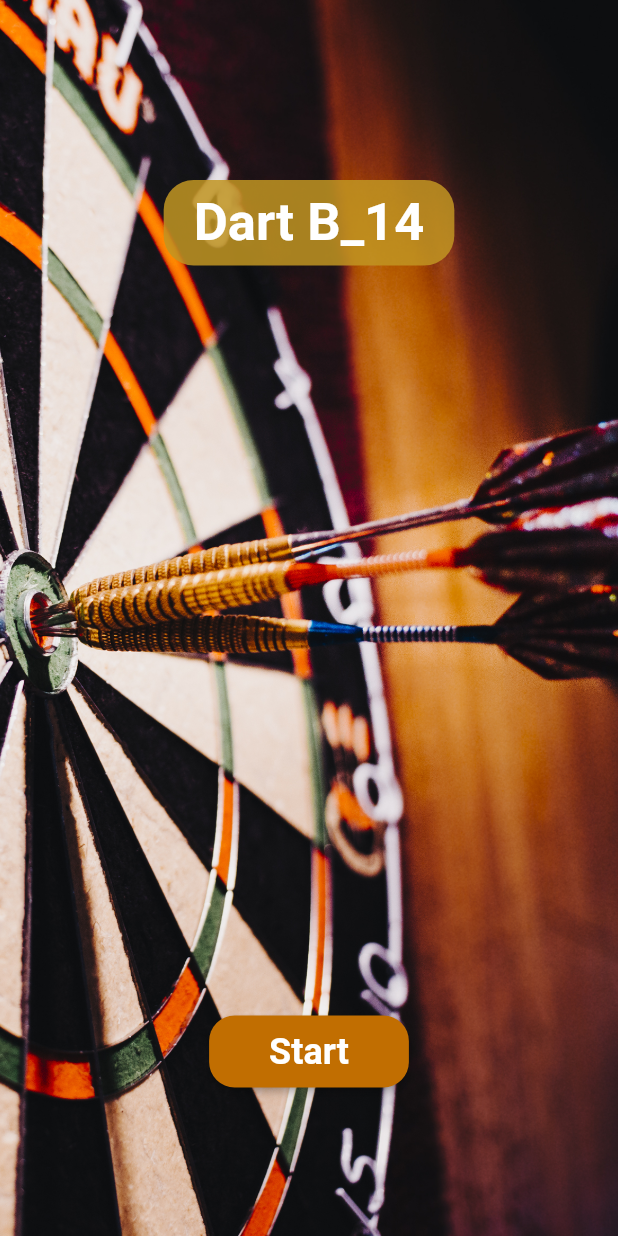
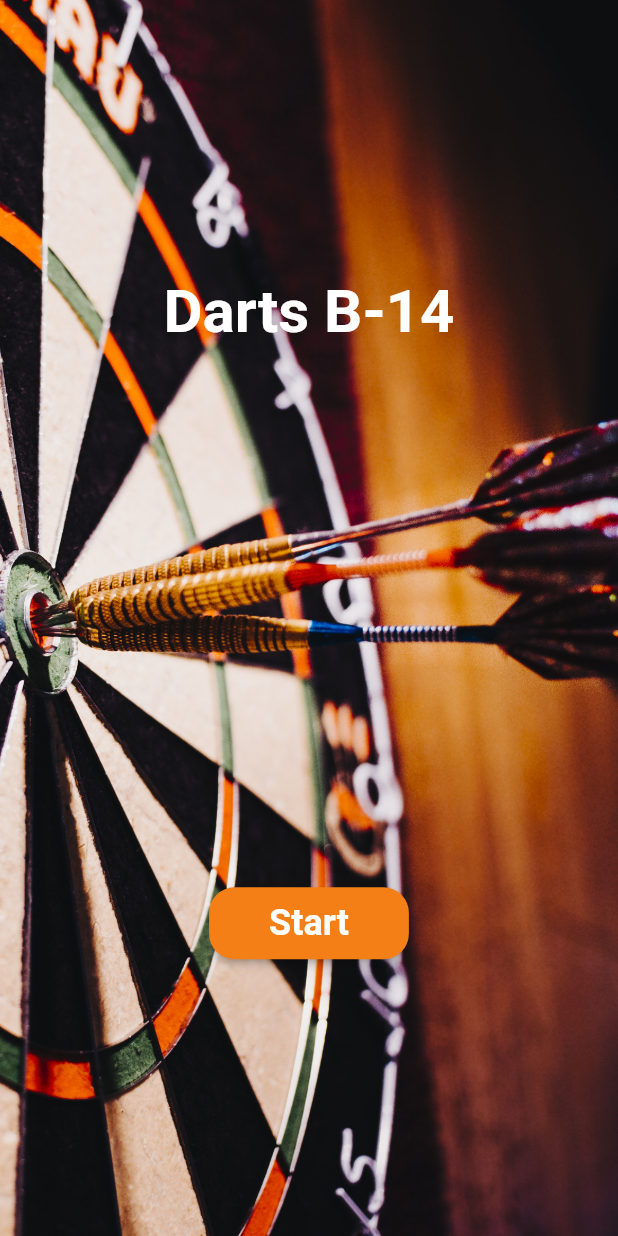
Before and after one commit to Miracle-Blue/darts_project, a Flutter app: the screen it shows after launch, after a tap on "Play", on a phone screen of 412 x 824 dp. Run offline on Flutter 3.47's test engine with Material 2 defaults, Android fonts, the phone set to English and light mode, and no system bars; our stand-ins replace video_player.

Commit message:
in intro page added animation

```diff
--- a/lib/pages/home_page.dart
+++ b/lib/pages/home_page.dart
@@ -20,26 +20,20 @@ class HomePage extends StatelessWidget {
           ),
         ),
         child: Column(
+          mainAxisAlignment: MainAxisAlignment.center,
           children: [
-            SizedBox(
-              height: 120,
+            Text(
+              "Darts B-14",
+              style: TextStyle(
+                color: Colors.white,
+                fontSize: 40,
+                fontWeight: FontWeight.bold,
               ),
-            Container(
-                decoration: BoxDecoration(
-                    color: Color.fromRGBO(193, 149, 34, 0.85),
-                    borderRadius: BorderRadius.circular(20)),
-                child: Padding(
-                  padding: const EdgeInsets.only(
-                      top: 8, bottom: 8, right: 20, left: 20),
-                  child: Text(
-                    "Dart B_14",
-                    style: TextStyle(color: Colors.white,fontSize: 35, fontWeight: FontWeight.bold),
             ),
-                )),
-            SizedBox(height: 500,),
+            SizedBox(height: 360,),
             ElevatedButton(
               style: ElevatedButton.styleFrom(
-                    primary: Color.fromRGBO(193, 110, 1, 1),
+                  primary: Colors.yellow.shade900,
                   shape: RoundedRectangleBorder(
                       borderRadius: BorderRadius.circular(17)),
                   padding: EdgeInsets.only(
@@ -50,7 +44,8 @@ class HomePage extends StatelessWidget {
               child: Text(
                 "Start",
                 style: TextStyle(fontSize: 24, fontWeight: FontWeight.bold),
-                )),
+              ),
+            ),
           ],
         ),
       ),
--- a/lib/pages/intro_page.dart
+++ b/lib/pages/intro_page.dart
@@ -2,6 +2,7 @@ import 'package:darts/pages/game_page.dart';
 import 'package:darts/pages/home_page.dart';
 import 'package:flutter/material.dart';
 import 'package:video_player/video_player.dart';
+import 'dart:async';
 
 class IntroPage extends StatefulWidget {
   const IntroPage({Key? key}) : super(key: key);
@@ -14,11 +15,23 @@ class IntroPage extends StatefulWidget {
 
 class _IntroPageState extends State<IntroPage> {
   late VideoPlayerController _controller;
+  double _opacity = 0;
+  late Timer _timer;
+
+  void startTimer() {
+    _timer = Timer.periodic(Duration(seconds: 2), (timer) {
+      setState(() {
+        _opacity = 1;
+      });
+    });
+  }
 
   @override
   void initState() {
     // TODO: implement initState
     super.initState();
+
+    startTimer();
 
     _controller = VideoPlayerController.asset("assets/videos/intro_vid.mp4")
       ..initialize().then((value) {
@@ -32,6 +45,7 @@ class _IntroPageState extends State<IntroPage> {
   void dispose() {
     // TODO: implement dispose
     super.dispose();
+    _timer.cancel();
     _controller.dispose();
   }
 
@@ -56,12 +70,17 @@ class _IntroPageState extends State<IntroPage> {
               ),
             ),
           ),
-          Container(
+          Column(
+            mainAxisAlignment: MainAxisAlignment.end,
+            children: [
+              AnimatedOpacity(
+                duration: Duration(seconds: 1),
+                opacity: _opacity,
+                child: Container(
                   alignment: Alignment.bottomRight,
                   padding: EdgeInsets.all(50),
                   decoration: BoxDecoration(),
-            child:
-            ElevatedButton(
+                  child: ElevatedButton(
                     style: ElevatedButton.styleFrom(
                       primary: Colors.black,
                       shape: RoundedRectangleBorder(
@@ -70,6 +89,7 @@ class _IntroPageState extends State<IntroPage> {
                       padding: EdgeInsets.symmetric(horizontal: 30, vertical: 10),
                     ),
                     onPressed: () {
+                      _timer.cancel();
                       _controller.dispose();
                       Navigator.pushReplacementNamed(context, HomePage.id);
                     },
@@ -82,6 +102,10 @@ class _IntroPageState extends State<IntroPage> {
                     ),
                   ),
                 ),
+              ),
+              SizedBox(height: 50,),
+            ],
+          ),
         ],
       ),
     );
```
Lines whose indentation alone changed are shown as unchanged.
